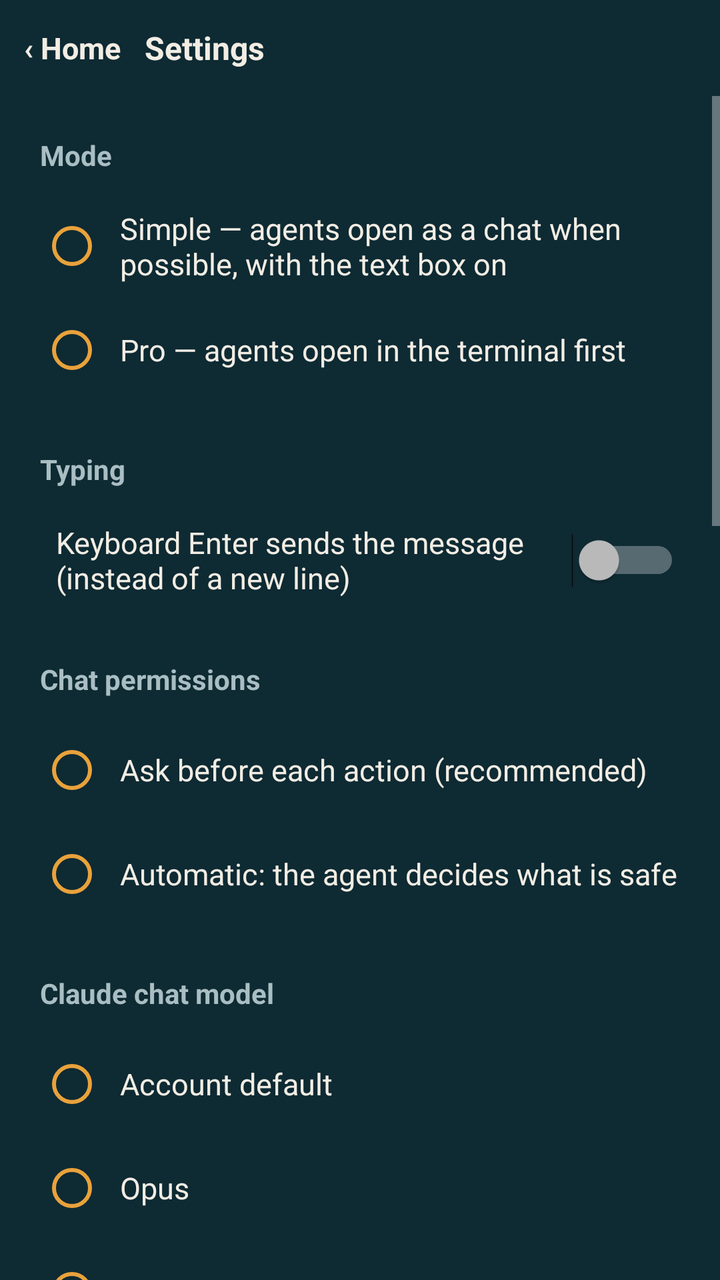
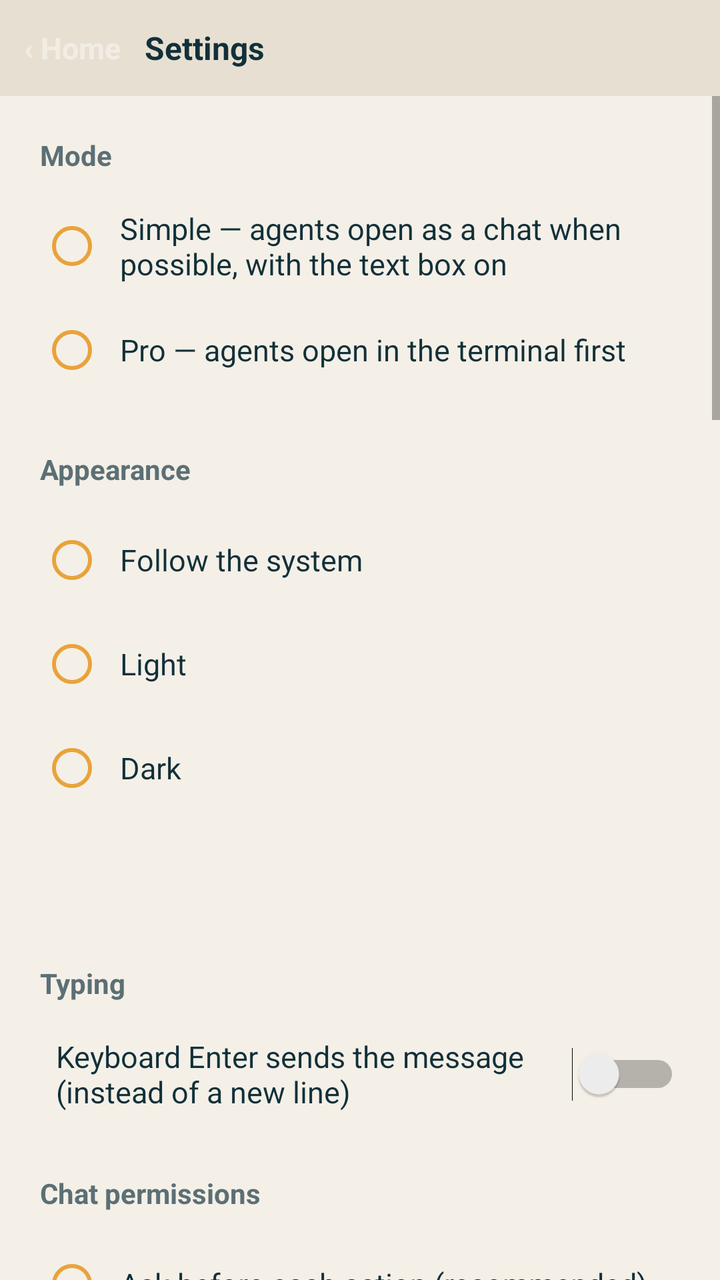

An Android layout rendered at two revisions. The XML below is the earlier revision; the diff shows what the commit changed to produce the second picture.
<!-- AndroidManifest.xml: activity theme Theme.Jangada.Setup -->
<!-- res/layout/activity_settings.xml -->
<?xml version="1.0" encoding="utf-8"?>
<LinearLayout xmlns:android="http://schemas.android.com/apk/res/android"
    android:layout_width="match_parent"
    android:layout_height="match_parent"
    android:background="@color/setup_bg"
    android:orientation="vertical">

    <LinearLayout
        android:layout_width="match_parent"
        android:layout_height="48dp"
        android:background="@color/keys_bg"
        android:gravity="center_vertical"
        android:orientation="horizontal">

        <TextView
            android:id="@+id/settings_back"
            style="@style/BarButton"
            android:text="@string/terminal_home_arrow" />

        <TextView
            android:layout_width="wrap_content"
            android:layout_height="wrap_content"
            android:text="@string/settings_title"
            android:textColor="@color/setup_text"
            android:textSize="16sp"
            android:textStyle="bold" />
    </LinearLayout>

    <ScrollView
        android:layout_width="match_parent"
        android:layout_height="match_parent">

        <LinearLayout
            android:layout_width="match_parent"
            android:layout_height="wrap_content"
            android:orientation="vertical"
            android:padding="20dp">

            <TextView
                style="@style/HomeSection"
                android:layout_marginTop="0dp"
                android:text="@string/settings_mode" />

            <RadioGroup
                android:id="@+id/settings_mode"
                android:layout_width="match_parent"
                android:layout_height="wrap_content">

                <RadioButton
                    android:id="@+id/mode_simple"
                    style="@style/SettingsOption"
                    android:text="@string/settings_mode_simple" />

                <RadioButton
                    android:id="@+id/mode_pro"
                    style="@style/SettingsOption"
                    android:text="@string/settings_mode_pro" />
            </RadioGroup>

            <TextView
                style="@style/HomeSection"
                android:text="@string/settings_typing" />

            <Switch
                android:id="@+id/settings_enter_sends"
                style="@style/SettingsOption"
                android:text="@string/settings_enter_sends" />

            <TextView
                style="@style/HomeSection"
                android:text="@string/settings_chat" />

            <RadioGroup
                android:id="@+id/settings_permissions"
                android:layout_width="match_parent"
                android:layout_height="wrap_content">

                <RadioButton
                    android:id="@+id/permissions_ask"
                    style="@style/SettingsOption"
                    android:text="@string/settings_permissions_ask" />

                <RadioButton
                    android:id="@+id/permissions_auto"
                    style="@style/SettingsOption"
                    android:text="@string/settings_permissions_auto" />
            </RadioGroup>

            <TextView
                style="@style/HomeSection"
                android:text="@string/settings_model" />

            <RadioGroup
                android:id="@+id/settings_model_group"
                android:layout_width="match_parent"
                android:layout_height="wrap_content">

                <RadioButton
                    android:id="@+id/model_default"
                    style="@style/SettingsOption"
                    android:text="@string/chat_model_default" />

                <RadioButton
                    android:id="@+id/model_opus"
                    style="@style/SettingsOption"
                    android:text="Opus" />

                <RadioButton
                    android:id="@+id/model_sonnet"
                    style="@style/SettingsOption"
                    android:text="Sonnet" />

                <RadioButton
                    android:id="@+id/model_haiku"
                    style="@style/SettingsOption"
                    android:text="Haiku" />
            </RadioGroup>

            <TextView
                style="@style/HomeSection"
                android:text="@string/settings_effort" />

            <RadioGroup
                android:id="@+id/settings_effort_group"
                android:layout_width="match_parent"
                android:layout_height="wrap_content">

                <RadioButton android:id="@+id/effort_default" style="@style/SettingsOption" android:text="@string/chat_model_default" />
                <RadioButton android:id="@+id/effort_low" style="@style/SettingsOption" android:text="@string/effort_low" />
                <RadioButton android:id="@+id/effort_medium" style="@style/SettingsOption" android:text="@string/effort_medium" />
                <RadioButton android:id="@+id/effort_high" style="@style/SettingsOption" android:text="@string/effort_high" />
                <RadioButton android:id="@+id/effort_xhigh" style="@style/SettingsOption" android:text="@string/effort_xhigh" />
                <RadioButton android:id="@+id/effort_max" style="@style/SettingsOption" android:text="@string/effort_max" />
            </RadioGroup>

            <TextView
                android:layout_width="match_parent"
                android:layout_height="wrap_content"
                android:layout_marginTop="10dp"
                android:text="@string/settings_other_agents"
                android:textColor="@color/setup_muted"
                android:textSize="13sp" />

            <TextView
                android:layout_width="match_parent"
                android:layout_height="wrap_content"
                android:layout_marginTop="6dp"
                android:text="@string/settings_permissions_note"
                android:textColor="@color/setup_muted"
                android:textSize="13sp" />

            <TextView
                style="@style/HomeSection"
                android:text="@string/settings_advanced" />

            <Switch
                android:id="@+id/settings_cpu_awake"
                style="@style/SettingsOption"
                android:text="@string/settings_cpu_awake" />

            <Switch
                android:id="@+id/settings_screen_on"
                style="@style/SettingsOption"
                android:text="@string/settings_screen_on" />

            <Switch
                android:id="@+id/settings_extra_keys"
                style="@style/SettingsOption"
                android:text="@string/settings_extra_keys" />

            <Button
                android:id="@+id/settings_api_keys"
                style="?android:attr/borderlessButtonStyle"
                android:layout_width="wrap_content"
                android:layout_height="wrap_content"
                android:layout_marginTop="8dp"
                android:text="@string/keys_title"
                android:textAllCaps="false"
                android:textColor="@color/key_active" />

            <TextView
                style="@style/HomeSection"
                android:text="@string/settings_linux" />

            <TextView
                android:id="@+id/settings_linux_size"
                android:layout_width="match_parent"
                android:layout_height="wrap_content"
                android:textColor="@color/setup_muted"
                android:textSize="14sp" />

            <Button
                android:id="@+id/settings_cleanup"
                style="?android:attr/borderlessButtonStyle"
                android:layout_width="wrap_content"
                android:layout_height="wrap_content"
                android:text="@string/settings_cleanup"
                android:textAllCaps="false"
                android:textColor="@color/key_active" />

            <Button
                android:id="@+id/settings_repair"
                style="?android:attr/borderlessButtonStyle"
                android:layout_width="wrap_content"
                android:layout_height="wrap_content"
                android:text="@string/settings_repair"
                android:textAllCaps="false"
                android:textColor="@color/key_active" />

            <Button
                android:id="@+id/settings_reinstall"
                style="?android:attr/borderlessButtonStyle"
                android:layout_width="wrap_content"
                android:layout_height="wrap_content"
                android:text="@string/settings_reinstall"
                android:textAllCaps="false"
                android:textColor="@color/setup_error" />
        </LinearLayout>
    </ScrollView>
</LinearLayout>
<!-- resources referenced by this layout -->
<resources>
  <color name="key_active">#E9A23B</color>
  <color name="keys_bg">#0E2A33</color>
  <color name="setup_bg">#0E2A33</color>
  <color name="setup_error">#FF9E8A</color>
  <color name="setup_muted">#A9BEC3</color>
  <color name="setup_text">#F2EDE4</color>
  <string name="chat_model_default">Account default</string>
  <string name="effort_high">High</string>
  <string name="effort_low">Low</string>
  <string name="effort_max">Maximum</string>
  <string name="effort_medium">Medium</string>
  <string name="effort_xhigh">Extra high</string>
  <string name="keys_title">API keys</string>
  <string name="settings_advanced">Advanced (Pro)</string>
  <string name="settings_chat">Chat permissions</string>
  <string name="settings_cleanup">Free up space (caches and old versions)</string>
  <string name="settings_cpu_awake">Keep the processor awake while sessions are open (agents keep working with the screen off; uses more battery)</string>
  <string name="settings_effort">Claude chat effort</string>
  <string name="settings_enter_sends">Keyboard Enter sends the message (instead of a new line)</string>
  <string name="settings_extra_keys">Show the extra keys bar in the terminal</string>
  <string name="settings_linux">Linux</string>
  <string name="settings_mode">Mode</string>
  <string name="settings_mode_pro">Pro — agents open in the terminal first</string>
  <string name="settings_mode_simple">Simple — agents open as a chat when possible, with the text box on</string>
  <string name="settings_model">Claude chat model</string>
  <string name="settings_other_agents">For the other agents, tap the model name at the top of the chat to change model, effort and mode.</string>
  <string name="settings_permissions_ask">Ask before each action (recommended)</string>
  <string name="settings_permissions_auto">Automatic: the agent decides what is safe</string>
  <string name="settings_permissions_note">Applies to new conversations.</string>
  <string name="settings_reinstall">Reinstall Linux from scratch</string>
  <string name="settings_repair">Repair Linux (reinstall the basic tools)</string>
  <string name="settings_screen_on">Keep the screen on in the terminal</string>
  <string name="settings_title">Settings</string>
  <string name="settings_typing">Typing</string>
  <string name="terminal_home_arrow">‹  Home</string>
  <style name="HomeSection">
          <item name="android:layout_width">match_parent</item>
          <item name="android:layout_height">wrap_content</item>
          <item name="android:layout_marginTop">24dp</item>
          <item name="android:layout_marginBottom">10dp</item>
          <item name="android:textColor">@color/setup_muted</item>
          <item name="android:textSize">14sp</item>
          <item name="android:textStyle">bold</item>
      </style>
  <style name="Theme.Jangada.Setup">
          <item name="android:windowBackground">@color/setup_bg</item>
          <item name="android:statusBarColor">@color/setup_bg</item>
          <item name="android:navigationBarColor">@color/setup_bg</item>
      </style>
  <color name="key_text">#F2EDE4</color>
  <!-- unchanged entries left out for length: 2 -->
</resources>

<!-- the commit's change to res/layout/activity_settings.xml (unified diff, before → after) -->
@@ -8,7 +8,7 @@
     <LinearLayout
         android:layout_width="match_parent"
         android:layout_height="48dp"
-        android:background="@color/keys_bg"
+        android:background="@color/bar_bg"
         android:gravity="center_vertical"
         android:orientation="horizontal">
 
@@ -59,6 +59,28 @@
 
             <TextView
                 style="@style/HomeSection"
+                android:text="@string/settings_appearance" />
+
+            <RadioGroup
+                android:id="@+id/settings_app_theme"
+                android:layout_width="match_parent"
+                android:layout_height="wrap_content">
+
+                <RadioButton android:id="@+id/theme_system" style="@style/SettingsOption" android:text="@string/theme_system" />
+                <RadioButton android:id="@+id/theme_light" style="@style/SettingsOption" android:text="@string/theme_light" />
+                <RadioButton android:id="@+id/theme_dark" style="@style/SettingsOption" android:text="@string/theme_dark" />
+            </RadioGroup>
+
+            <Button
+                android:id="@+id/settings_terminal_theme"
+                style="?android:attr/borderlessButtonStyle"
+                android:layout_width="wrap_content"
+                android:layout_height="wrap_content"
+                android:textAllCaps="false"
+                android:textColor="@color/key_active" />
+
+            <TextView
+                style="@style/HomeSection"
                 android:text="@string/settings_typing" />
 
             <Switch
@@ -215,6 +237,45 @@
                 android:text="@string/settings_reinstall"
                 android:textAllCaps="false"
                 android:textColor="@color/setup_error" />
+
+            <TextView
+                style="@style/HomeSection"
+                android:text="@string/settings_backup" />
+
+            <TextView
+                android:layout_width="match_parent"
+                android:layout_height="wrap_content"
+                android:text="@string/backup_intro"
+                android:textColor="@color/setup_muted"
+                android:textSize="13sp" />
+
+            <Button
+                android:id="@+id/settings_backup_export"
+                style="?android:attr/borderlessButtonStyle"
+                android:layout_width="wrap_content"
+                android:layout_height="wrap_content"
+                android:text="@string/backup_export"
+                android:textAllCaps="false"
+                android:textColor="@color/key_active" />
+
+            <Button
+                android:id="@+id/settings_backup_import"
+                style="?android:attr/borderlessButtonStyle"
+                android:layout_width="wrap_content"
+                android:layout_height="wrap_content"
+                android:text="@string/backup_import"
+                android:textAllCaps="false"
+                android:textColor="@color/key_active" />
+
+            <Button
+                android:id="@+id/settings_about"
+                style="?android:attr/borderlessButtonStyle"
+                android:layout_width="wrap_content"
+                android:layout_height="wrap_content"
+                android:layout_marginTop="16dp"
+                android:text="@string/about_title"
+                android:textAllCaps="false"
+                android:textColor="@color/key_active" />
         </LinearLayout>
     </ScrollView>
 </LinearLayout>
<!-- resource entries referenced after the edit -->
@@ -1,11 +1,15 @@
 <!-- resources referenced by this layout -->
 <resources>
+  <color name="bar_bg">#E7E0D2</color>
   <color name="key_active">#E9A23B</color>
-  <color name="keys_bg">#0E2A33</color>
-  <color name="setup_bg">#0E2A33</color>
-  <color name="setup_error">#FF9E8A</color>
-  <color name="setup_muted">#A9BEC3</color>
-  <color name="setup_text">#F2EDE4</color>
+  <color name="setup_bg">#F4F0E7</color>
+  <color name="setup_error">#C2412B</color>
+  <color name="setup_muted">#5C6F75</color>
+  <color name="setup_text">#12303A</color>
+  <string name="about_title">About Jangada</string>
+  <string name="backup_export">Make a backup</string>
+  <string name="backup_import">Restore a backup</string>
+  <string name="backup_intro">Save your projects (and, if you want, the agents’ settings and logins) to a file on your phone, to restore after reinstalling Linux or switching phones. Agents themselves are reinstalled from the catalog.</string>
   <string name="chat_model_default">Account default</string>
   <string name="effort_high">High</string>
   <string name="effort_low">Low</string>
@@ -14,6 +18,8 @@
   <string name="effort_xhigh">Extra high</string>
   <string name="keys_title">API keys</string>
   <string name="settings_advanced">Advanced (Pro)</string>
+  <string name="settings_appearance">Appearance</string>
+  <string name="settings_backup">Backup</string>
   <string name="settings_chat">Chat permissions</string>
   <string name="settings_cleanup">Free up space (caches and old versions)</string>
   <string name="settings_cpu_awake">Keep the processor awake while sessions are open (agents keep working with the screen off; uses more battery)</string>
@@ -35,6 +41,9 @@
   <string name="settings_title">Settings</string>
   <string name="settings_typing">Typing</string>
   <string name="terminal_home_arrow">‹  Home</string>
+  <string name="theme_dark">Dark</string>
+  <string name="theme_light">Light</string>
+  <string name="theme_system">Follow the system</string>
   <style name="HomeSection">
           <item name="android:layout_width">match_parent</item>
           <item name="android:layout_height">wrap_content</item>
@@ -44,10 +53,12 @@
           <item name="android:textSize">14sp</item>
           <item name="android:textStyle">bold</item>
       </style>
-  <style name="Theme.Jangada.Setup">
+  <style name="Theme.Jangada.Setup" parent="android:Theme.Material.Light.NoActionBar">
           <item name="android:windowBackground">@color/setup_bg</item>
           <item name="android:statusBarColor">@color/setup_bg</item>
           <item name="android:navigationBarColor">@color/setup_bg</item>
+          <item name="android:colorAccent">@color/key_active</item>
+          <item name="android:windowLightStatusBar">true</item>
       </style>
   <color name="key_text">#F2EDE4</color>
   <!-- unchanged entries left out for length: 2 -->
